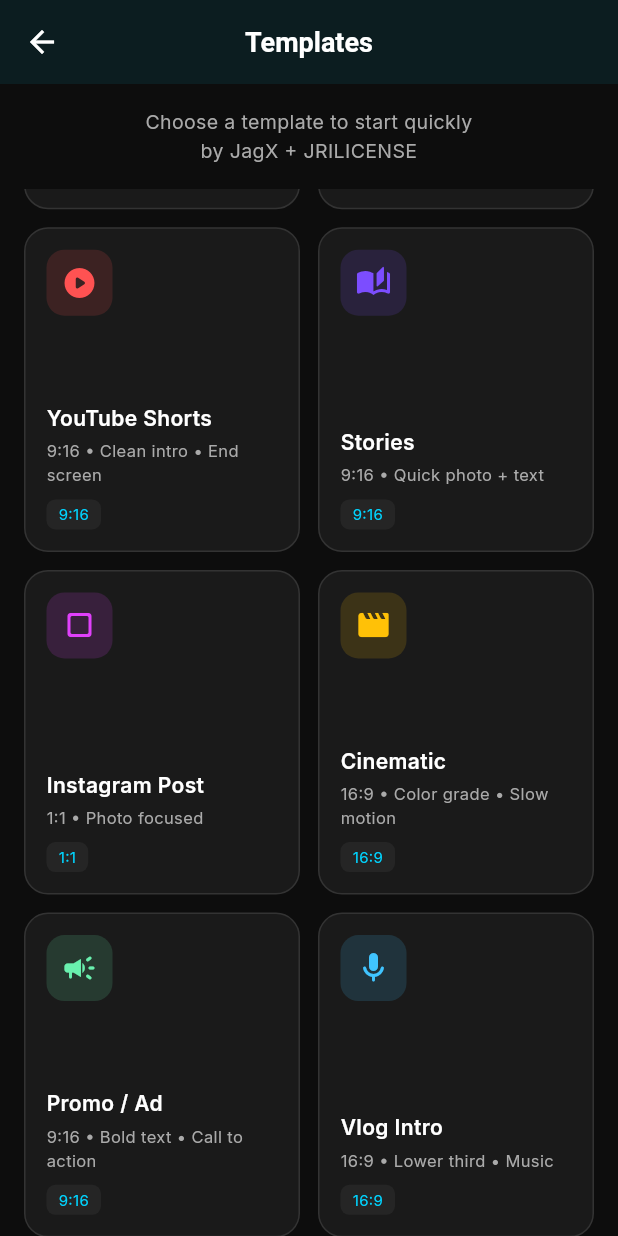
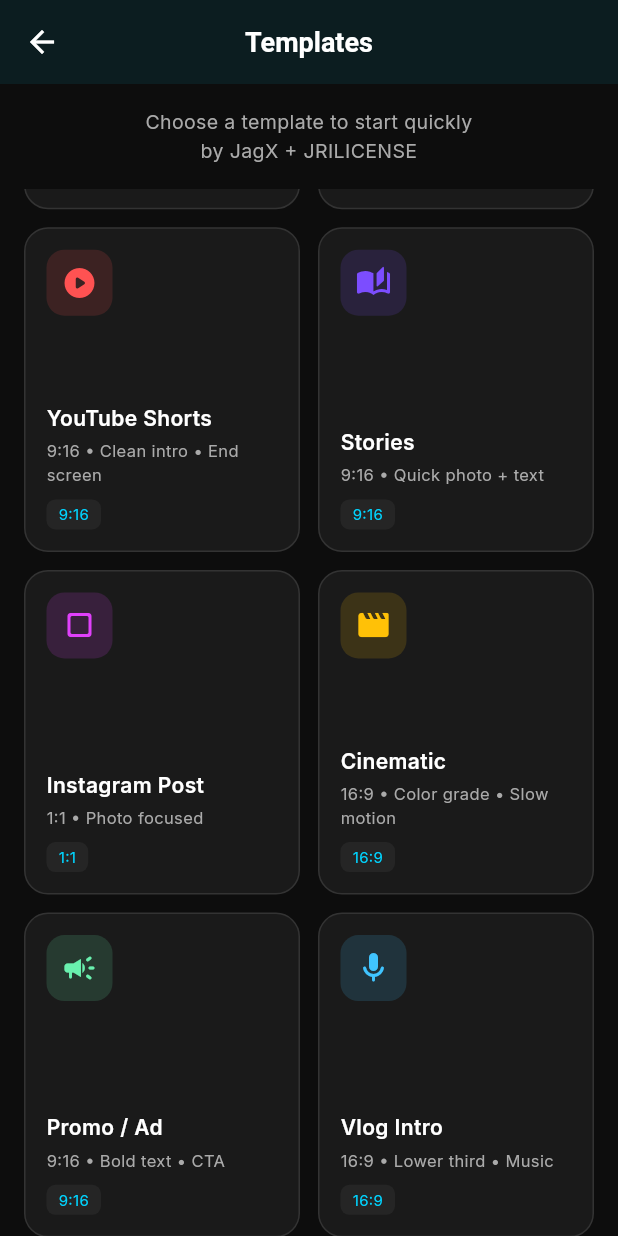
Before and after one commit to jagwazorld-max/ApexCut, a Flutter app: the TemplatesScreen screen opened directly, scrolled down 203 dp, on a phone screen of 412 x 824 dp. Run offline on Flutter 3.47's test engine with Material 3 defaults, Android fonts, the light colour scheme and no system bars; our stand-ins replace equatable, flutter_riverpod, google_fonts, image_picker, video_player.

Commit message:
Batch 5-6: Aspect ratio selector + more templates + basic image filter service using image package

```diff
--- a/lib/features/templates/templates_screen.dart
+++ b/lib/features/templates/templates_screen.dart
@@ -25,78 +25,24 @@
   const TemplatesScreen({super.key});
 
   static final List<TemplateItem> templates = [
-    TemplateItem(
-      id: 'reels',
-      name: 'Instagram Reels',
-      description: '9:16 • Fast cuts • Trending text',
-      aspect: '9:16',
-      icon: Icons.video_library_rounded,
-      color: AppTheme.secondary,
-    ),
-    TemplateItem(
-      id: 'tiktok',
-      name: 'TikTok / Shorts',
-      description: '9:16 • Dynamic transitions • Captions',
-      aspect: '9:16',
-      icon: Icons.music_note_rounded,
-      color: AppTheme.primary,
-    ),
-    TemplateItem(
-      id: 'youtube',
-      name: 'YouTube Shorts',
-      description: '9:16 • Clean intro • End screen',
-      aspect: '9:16',
-      icon: Icons.play_circle_rounded,
-      color: Colors.redAccent,
-    ),
-    TemplateItem(
-      id: 'story',
-      name: 'Stories',
-      description: '9:16 • Quick photo + text',
-      aspect: '9:16',
-      icon: Icons.auto_stories_rounded,
-      color: AppTheme.accent,
-    ),
-    TemplateItem(
-      id: 'square',
-      name: 'Instagram Post',
-      description: '1:1 • Photo focused',
-      aspect: '1:1',
-      icon: Icons.crop_square_rounded,
-      color: Colors.purpleAccent,
-    ),
-    TemplateItem(
-      id: 'cinematic',
-      name: 'Cinematic',
-      description: '16:9 • Color grade • Slow motion',
-      aspect: '16:9',
-      icon: Icons.movie_rounded,
-      color: Colors.amber,
-    ),
-    TemplateItem(
-      id: 'promo',
-      name: 'Promo / Ad',
-      description: '9:16 • Bold text • Call to action',
-      aspect: '9:16',
-      icon: Icons.campaign_rounded,
-      color: Colors.greenAccent,
-    ),
-    TemplateItem(
-      id: 'vlog',
-      name: 'Vlog Intro',
-      description: '16:9 • Lower third • Music',
-      aspect: '16:9',
-      icon: Icons.mic_rounded,
-      color: Colors.lightBlueAccent,
-    ),
+    TemplateItem(id: 'reels', name: 'Instagram Reels', description: '9:16 • Fast cuts • Trending text', aspect: '9:16', icon: Icons.video_library_rounded, color: AppTheme.secondary),
+    TemplateItem(id: 'tiktok', name: 'TikTok / Shorts', description: '9:16 • Dynamic transitions • Captions', aspect: '9:16', icon: Icons.music_note_rounded, color: AppTheme.primary),
+    TemplateItem(id: 'youtube', name: 'YouTube Shorts', description: '9:16 • Clean intro • End screen', aspect: '9:16', icon: Icons.play_circle_rounded, color: Colors.redAccent),
+    TemplateItem(id: 'story', name: 'Stories', description: '9:16 • Quick photo + text', aspect: '9:16', icon: Icons.auto_stories_rounded, color: AppTheme.accent),
+    TemplateItem(id: 'square', name: 'Instagram Post', description: '1:1 • Photo focused', aspect: '1:1', icon: Icons.crop_square_rounded, color: Colors.purpleAccent),
+    TemplateItem(id: 'cinematic', name: 'Cinematic', description: '16:9 • Color grade • Slow motion', aspect: '16:9', icon: Icons.movie_rounded, color: Colors.amber),
+    TemplateItem(id: 'promo', name: 'Promo / Ad', description: '9:16 • Bold text • CTA', aspect: '9:16', icon: Icons.campaign_rounded, color: Colors.greenAccent),
+    TemplateItem(id: 'vlog', name: 'Vlog Intro', description: '16:9 • Lower third • Music', aspect: '16:9', icon: Icons.mic_rounded, color: Colors.lightBlueAccent),
+    TemplateItem(id: 'travel', name: 'Travel', description: '9:16 • Transitions • Map feel', aspect: '9:16', icon: Icons.flight_rounded, color: Colors.tealAccent),
+    TemplateItem(id: 'food', name: 'Food Review', description: '9:16 • Close-ups • Text pop', aspect: '9:16', icon: Icons.restaurant_rounded, color: Colors.orangeAccent),
+    TemplateItem(id: 'fitness', name: 'Fitness', description: '9:16 • High energy • Beat sync', aspect: '9:16', icon: Icons.fitness_center_rounded, color: Colors.deepOrangeAccent),
+    TemplateItem(id: 'beauty', name: 'Beauty', description: '9:16 • Soft filters • Text', aspect: '9:16', icon: Icons.face_retouching_natural, color: Colors.pinkAccent),
   ];
 
   @override
   Widget build(BuildContext context) {
     return Scaffold(
-      appBar: AppBar(
-        title: const Text('Templates'),
-      ),
+      appBar: AppBar(title: const Text('Templates')),
       body: Column(
         children: [
           Padding(
@@ -123,9 +69,7 @@
                   onTap: () {
                     Navigator.push(
                       context,
-                      MaterialPageRoute(
-                        builder: (_) => GalleryScreen(isVideoMode: true),
-                      ),
+                      MaterialPageRoute(builder: (_) => const GalleryScreen(isVideoMode: true)),
                     );
                   },
                   child: Container(
@@ -148,34 +92,14 @@
                           child: Icon(t.icon, color: t.color, size: 24),
                         ),
                         const Spacer(),
-                        Text(
-                          t.name,
-                          style: const TextStyle(
-                            fontWeight: FontWeight.w600,
-                            fontSize: 14,
-                          ),
-                        ),
+                        Text(t.name, style: const TextStyle(fontWeight: FontWeight.w600, fontSize: 14)),
                         const SizedBox(height: 4),
-                        Text(
-                          t.description,
-                          style: const TextStyle(
-                            fontSize: 11,
-                            color: AppTheme.textSecondary,
-                          ),
-                          maxLines: 2,
-                          overflow: TextOverflow.ellipsis,
-                        ),
+                        Text(t.description, style: const TextStyle(fontSize: 11, color: AppTheme.textSecondary), maxLines: 2, overflow: TextOverflow.ellipsis),
                         const SizedBox(height: 8),
                         Container(
                           padding: const EdgeInsets.symmetric(horizontal: 8, vertical: 3),
-                          decoration: BoxDecoration(
-                            color: AppTheme.surfaceLight,
-                            borderRadius: BorderRadius.circular(6),
-                          ),
-                          child: Text(
-                            t.aspect,
-                            style: const TextStyle(fontSize: 10, color: AppTheme.primary),
-                          ),
+                          decoration: BoxDecoration(color: AppTheme.surfaceLight, borderRadius: BorderRadius.circular(6)),
+                          child: Text(t.aspect, style: const TextStyle(fontSize: 10, color: AppTheme.primary)),
                         ),
                       ],
                     ),
```
Also changed, not shown: lib/core/services/image_filter_service.dart (added, +82 -0 lines).
